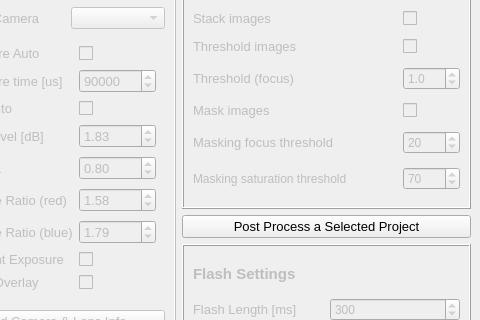
The window that GUI/scAnt_GUI_mw.ui (evo-biomech/scAnt) describes before a commit, drawn with Qt 5; both pictures show x 784 to 1264 and y 107 to 427 of the 1264 by 860 pixel window.
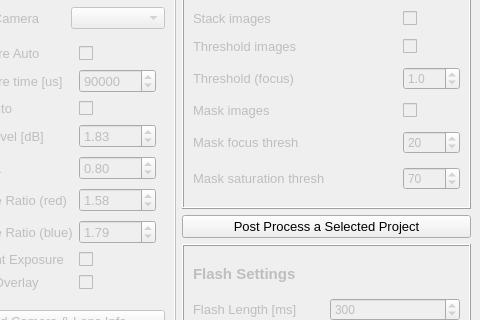
The same window after the commit. Icons and pictures are not drawn.

The edit to the form file:
```diff
--- a/GUI/scAnt_GUI_mw.ui
+++ b/GUI/scAnt_GUI_mw.ui
@@ -2466,7 +2466,7 @@
           </font>
          </property>
          <property name="text">
-          <string>Masking focus threshold</string>
+          <string>Mask focus thresh</string>
          </property>
         </widget>
        </item>
@@ -2475,8 +2475,13 @@
          <property name="enabled">
           <bool>false</bool>
          </property>
+         <property name="font">
+          <font>
+           <pointsize>10</pointsize>
+          </font>
+         </property>
          <property name="text">
-          <string>Masking saturation threshold</string>
+          <string>Mask saturation thresh</string>
          </property>
         </widget>
        </item>
```
